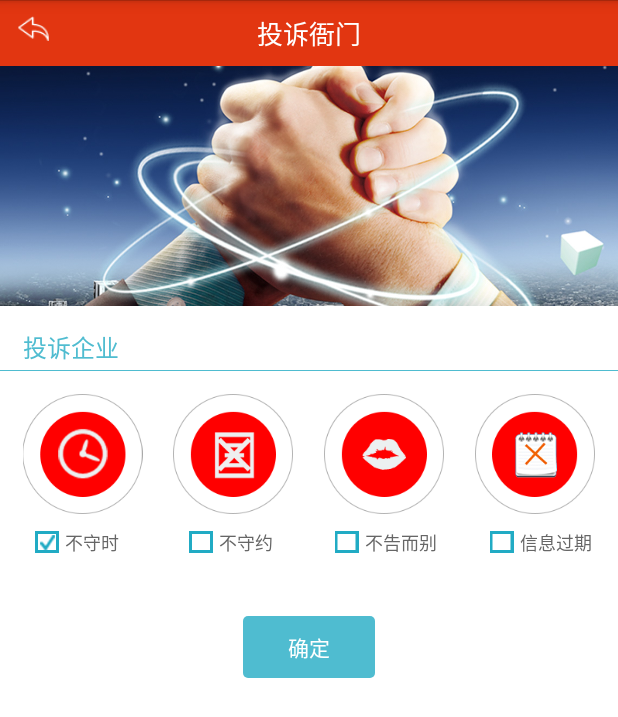
After one commit to beyondbox/DingDang, an Android app: the ComplainHireActivity screen opened directly, with no data from a screen before it, on a phone screen of 412 x 824 dp. The commit adds this screen. Shown: the top 717 px of the screen. Run offline under Robolectric (Android 15) with nearby library versions, the phone set to English and light mode, and no system bars; our stand-ins replace ButterKnife, CircleImageView.

Commit message:
complain hire

```diff
--- a/app/src/main/AndroidManifest.xml
+++ b/app/src/main/AndroidManifest.xml
@@ -49,6 +49,7 @@
         <activity android:name=".activity.TaskDetailReceivedUnderwayActivity"/>
         <activity android:name=".activity.ReceivedTaskActivity"/>
         <activity android:name=".activity.ChooseReceiverActivity"/>
+        <activity android:name=".activity.ComplainHireActivity"/>
 
         <activity android:name=".activity.UserInfoActivity"
             android:windowSoftInputMode="stateHidden">
--- /dev/null
+++ b/app/src/main/java/com/zlkj/dingdangwuyou/activity/ComplainHireActivity.java
@@ -0,0 +1,136 @@
+package com.zlkj.dingdangwuyou.activity;
+
+import android.view.View;
+import android.widget.RadioButton;
+import android.widget.RadioGroup;
+import android.widget.TextView;
+import android.widget.Toast;
+
+import com.loopj.android.http.AsyncHttpResponseHandler;
+import com.loopj.android.http.RequestParams;
+import com.zlkj.dingdangwuyou.R;
+import com.zlkj.dingdangwuyou.base.BaseActivity;
+import com.zlkj.dingdangwuyou.net.MyHttpClient;
+import com.zlkj.dingdangwuyou.net.Url;
+import com.zlkj.dingdangwuyou.utils.Const;
+import com.zlkj.dingdangwuyou.utils.UserUtil;
+
+import org.apache.http.Header;
+
+import butterknife.BindView;
+import butterknife.OnClick;
+
+/**
+ * 投诉——招贤纳士
+ * Created by Botx on 2016/12/22.
+ */
+
+public class ComplainHireActivity extends BaseActivity {
+    @BindView(R.id.txtTitle)
+    TextView txtTitle;
+    @BindView(R.id.rdoGroup)
+    RadioGroup rdoGroup;
+    @BindView(R.id.rdoBtn1)
+    RadioButton rdoBtn1;
+    @BindView(R.id.rdoBtn2)
+    RadioButton rdoBtn2;
+    @BindView(R.id.rdoBtn3)
+    RadioButton rdoBtn3;
+    @BindView(R.id.rdoBtn4)
+    RadioButton rdoBtn4;
+
+    private int targetId; //被投诉方的id
+    private String content; //投诉内容
+
+    @Override
+    protected int getContentViewId() {
+        return R.layout.activity_complain_hire;
+    }
+
+    @Override
+    protected void initData() {
+        txtTitle.setText("投诉衙门");
+        targetId = getIntent().getIntExtra(Const.KEY_TARGET_ID, 0);
+
+        if (UserUtil.getUserType() == Const.USER_TYPE_COM) {
+            rdoBtn3.setText("不告而别");
+        }
+
+        rdoGroup.check(R.id.rdoBtn1);
+    }
+
+    /**
+     * 投诉
+     */
+    private void complain() {
+        switch (rdoGroup.getCheckedRadioButtonId()) {
+            case R.id.rdoBtn1:
+                content = rdoBtn1.getText().toString().trim();
+                break;
+            case R.id.rdoBtn2:
+                content = rdoBtn2.getText().toString().trim();
+                break;
+            case R.id.rdoBtn3:
+                content = rdoBtn3.getText().toString().trim();
+                break;
+            case R.id.rdoBtn4:
+                content = rdoBtn4.getText().toString().trim();
+                break;
+            default:
+                break;
+        }
+
+        RequestParams params = new RequestParams();
+        String url = "";
+        if (UserUtil.getUserType() == Const.USER_TYPE_PER) {
+            url = Url.URL_USER_COMPLAIN;
+            params.put("m_cpid", targetId);
+            params.put("m_userid", UserUtil.getUserInfo().getId());
+            params.put("m_jilu", content);
+        } else {
+            url = Url.URL_COM_COMPLAIN;
+            params.put("z_userid", targetId);
+            params.put("z_cpid", UserUtil.getUserInfo().getId());
+            params.put("z_jilu", content);
+        }
+
+        MyHttpClient.getInstance().post(url, params, new AsyncHttpResponseHandler() {
+            @Override
+            public void onStart() {
+                super.onStart();
+                pDialog.setMessage("正在提交，请稍候....");
+            }
+
+            @Override
+            public void onSuccess(int statusCode, Header[] headers, byte[] responseBody) {
+
+            }
+
+            @Override
+            public void onFailure(int statusCode, Header[] headers, byte[] responseBody, Throwable error) {
+                Toast.makeText(context, getResources().getString(R.string.request_fail), Toast.LENGTH_SHORT).show();
+            }
+
+            @Override
+            public void onFinish() {
+                super.onFinish();
+                pDialog.dismiss();
+            }
+        });
+    }
+
+    @OnClick({R.id.imgViBack, R.id.txtConfirm})
+    public void onClick(View view) {
+        switch (view.getId()) {
+            case R.id.imgViBack:
+                finish();
+                break;
+            case R.id.txtConfirm:
+                complain();
+                break;
+            default:
+                break;
+        }
+    }
+
+}
--- a/app/src/main/java/com/zlkj/dingdangwuyou/activity/SelfCommendDetailActivity.java
+++ b/app/src/main/java/com/zlkj/dingdangwuyou/activity/SelfCommendDetailActivity.java
@@ -140,6 +140,7 @@ public class SelfCommendDetailActivity extends BaseActivity {
 
     @OnClick({R.id.imgViBack, R.id.lLaytPhone})
     public void onClick(View view) {
+        Intent intent = null;
         switch (view.getId()) {
             case R.id.imgViBack:
                 finish();
@@ -150,6 +151,11 @@ public class SelfCommendDetailActivity extends BaseActivity {
                     AppTool.dial(context, phone);
                 }
                 break;
+            case R.id.txtComplain:
+                intent = new Intent(context, ComplainHireActivity.class);
+                intent.putExtra(Const.KEY_TARGET_ID, selfCommend.getUi_id());
+                startActivity(intent);
+                break;
             default:
                 break;
         }
--- a/app/src/main/java/com/zlkj/dingdangwuyou/utils/Const.java
+++ b/app/src/main/java/com/zlkj/dingdangwuyou/utils/Const.java
@@ -45,6 +45,7 @@ public class Const {
     public static final String KEY_IMAGE_PATH = "imgPath";
     public static final String KEY_USER_NAME = "username";
     public static final String KEY_IDENTITY = "identity";
+    public static final String KEY_TARGET_ID = "targetId";
 
 
     public static final String ACTION_LOGIN_SUCCESS = "com.zlkj.dingdangwuyou.LOGIN_SUCCESS";
--- a/app/src/main/java/com/zlkj/dingdangwuyou/widget/MDMRadioButton.java
+++ b/app/src/main/java/com/zlkj/dingdangwuyou/widget/MDMRadioButton.java
@@ -4,6 +4,7 @@ import android.content.Context;
 import android.graphics.Canvas;
 import android.graphics.drawable.Drawable;
 import android.util.AttributeSet;
+import android.view.View;
 import android.widget.RadioButton;
 
 /**
@@ -15,16 +16,19 @@ public class MDMRadioButton extends RadioButton {
 
     public MDMRadioButton(Context context, AttributeSet attrs, int defStyle) {
         super(context, attrs, defStyle);
+        setLayerType(View.LAYER_TYPE_SOFTWARE, null);
         // TODO Auto-generated constructor stub
     }
 
     public MDMRadioButton(Context context, AttributeSet attrs) {
         super(context, attrs);
+        setLayerType(View.LAYER_TYPE_SOFTWARE, null);
         // TODO Auto-generated constructor stub
     }
 
     public MDMRadioButton(Context context) {
         super(context);
+        setLayerType(View.LAYER_TYPE_SOFTWARE, null);
         // TODO Auto-generated constructor stub
     }
 
--- a/app/src/main/res/layout/activity_commend_fulltime_detail.xml
+++ b/app/src/main/res/layout/activity_commend_fulltime_detail.xml
@@ -467,6 +467,7 @@
             android:textColor="@android:color/white"/>
 
         <TextView
+            android:id="@+id/txtComplain"
             android:layout_width="0dp"
             android:layout_height="wrap_content"
             android:layout_weight="1"
--- a/app/src/main/res/layout/activity_commend_parttime_detail.xml
+++ b/app/src/main/res/layout/activity_commend_parttime_detail.xml
@@ -440,6 +440,7 @@
             android:textColor="@android:color/white"/>
 
         <TextView
+            android:id="@+id/txtComplain"
             android:layout_width="0dp"
             android:layout_height="wrap_content"
             android:layout_weight="1"
--- /dev/null
+++ b/app/src/main/res/layout/activity_complain_hire.xml
@@ -0,0 +1,138 @@
+<?xml version="1.0" encoding="utf-8"?>
+<LinearLayout xmlns:android="http://schemas.android.com/apk/res/android"
+              android:orientation="vertical"
+              android:background="@android:color/white"
+              android:layout_width="match_parent"
+              android:layout_height="match_parent">
+
+    <include layout="@layout/common_title_bar"/>
+
+    <ImageView
+        android:layout_width="match_parent"
+        android:layout_height="160dp"
+        android:scaleType="centerCrop"
+        android:src="@mipmap/zhongxin"/>
+
+    <TextView
+        android:id="@+id/txtSubject"
+        android:layout_width="wrap_content"
+        android:layout_height="wrap_content"
+        android:layout_marginTop="15dp"
+        android:layout_marginLeft="15dp"
+        android:text="投诉企业"
+        android:textColor="@color/blue"
+        android:textSize="16sp"/>
+
+    <View
+        android:layout_width="match_parent"
+        android:layout_height="0.8dp"
+        android:background="@color/blue"
+        android:layout_marginTop="3dp"/>
+
+    <LinearLayout
+        android:layout_width="match_parent"
+        android:layout_height="wrap_content"
+        android:layout_marginTop="15dp"
+        android:paddingLeft="10dp"
+        android:paddingRight="10dp">
+
+        <ImageView
+            android:layout_width="0dp"
+            android:layout_height="80dp"
+            android:layout_weight="1"
+            android:src="@mipmap/honor_time"/>
+
+        <ImageView
+            android:layout_width="0dp"
+            android:layout_height="80dp"
+            android:layout_weight="1"
+            android:layout_marginLeft="10dp"
+            android:src="@mipmap/honor_wrong"/>
+
+        <ImageView
+            android:layout_width="0dp"
+            android:layout_height="80dp"
+            android:layout_weight="1"
+            android:layout_marginLeft="10dp"
+            android:src="@mipmap/honor_mouth"/>
+
+        <ImageView
+            android:layout_width="0dp"
+            android:layout_height="80dp"
+            android:layout_weight="1"
+            android:layout_marginLeft="10dp"
+            android:src="@mipmap/honor_wrong1"/>
+    </LinearLayout>
+
+    <RadioGroup
+        android:id="@+id/rdoGroup"
+        android:layout_width="match_parent"
+        android:layout_height="wrap_content"
+        android:layout_marginTop="10dp"
+        android:orientation="horizontal">
+
+        <com.zlkj.dingdangwuyou.widget.MDMRadioButton
+            android:id="@+id/rdoBtn1"
+            android:layout_width="0dp"
+            android:layout_height="wrap_content"
+            android:layout_weight="1"
+            android:button="@null"
+            android:drawableLeft="@drawable/slt_release_positon_rdobtn"
+            android:drawablePadding="4dp"
+            android:text="不守时"
+            android:textSize="12sp"
+            android:textColor="@color/blackLight"/>
+
+        <com.zlkj.dingdangwuyou.widget.MDMRadioButton
+            android:id="@+id/rdoBtn2"
+            android:layout_width="0dp"
+            android:layout_height="wrap_content"
+            android:layout_weight="1"
+            android:button="@null"
+            android:drawableLeft="@drawable/slt_release_positon_rdobtn"
+            android:drawablePadding="4dp"
+            android:text="不守约"
+            android:textSize="12sp"
+            android:textColor="@color/blackLight"/>
+
+        <com.zlkj.dingdangwuyou.widget.MDMRadioButton
+            android:id="@+id/rdoBtn3"
+            android:layout_width="0dp"
+            android:layout_height="wrap_content"
+            android:layout_weight="1"
+            android:button="@null"
+            android:drawableLeft="@drawable/slt_release_positon_rdobtn"
+            android:drawablePadding="4dp"
+            android:text="信息虚假"
+            android:textSize="12sp"
+            android:textColor="@color/blackLight"/>
+
+        <com.zlkj.dingdangwuyou.widget.MDMRadioButton
+            android:id="@+id/rdoBtn4"
+            android:layout_width="0dp"
+            android:layout_height="wrap_content"
+            android:layout_weight="1"
+            android:button="@null"
+            android:drawableLeft="@drawable/slt_release_positon_rdobtn"
+            android:drawablePadding="4dp"
+            android:text="信息过期"
+            android:textSize="12sp"
+            android:textColor="@color/blackLight"/>
+    </RadioGroup>
+
+    <TextView
+        android:id="@+id/txtConfirm"
+        android:layout_width="wrap_content"
+        android:layout_height="wrap_content"
+        android:layout_marginTop="40dp"
+        android:layout_gravity="center_horizontal"
+        android:paddingLeft="30dp"
+        android:paddingRight="30dp"
+        android:paddingTop="10dp"
+        android:paddingBottom="10dp"
+        android:background="@drawable/slt_complain_bg"
+        android:text="确定"
+        android:textSize="14sp"
+        android:textColor="@android:color/white"/>
+
+</LinearLayout>
--- a/app/src/main/res/layout/activity_position_fulltime_detail.xml
+++ b/app/src/main/res/layout/activity_position_fulltime_detail.xml
@@ -498,6 +498,7 @@
             android:textColor="@android:color/white"/>
 
         <TextView
+            android:id="@+id/txtComplain"
             android:layout_width="0dp"
             android:layout_height="wrap_content"
             android:layout_weight="1"
--- a/app/src/main/res/layout/activity_position_parttime_detail.xml
+++ b/app/src/main/res/layout/activity_position_parttime_detail.xml
@@ -411,6 +411,7 @@
             android:textColor="@android:color/white"/>
 
         <TextView
+            android:id="@+id/txtComplain"
             android:layout_width="0dp"
             android:layout_height="wrap_content"
             android:layout_weight="1"
```
Also changed, not shown: app/src/main/java/com/zlkj/dingdangwuyou/activity/PositionDetailActivity.java (+6 -2 lines), app/src/main/java/com/zlkj/dingdangwuyou/net/Url.java (+8 -0 lines).
